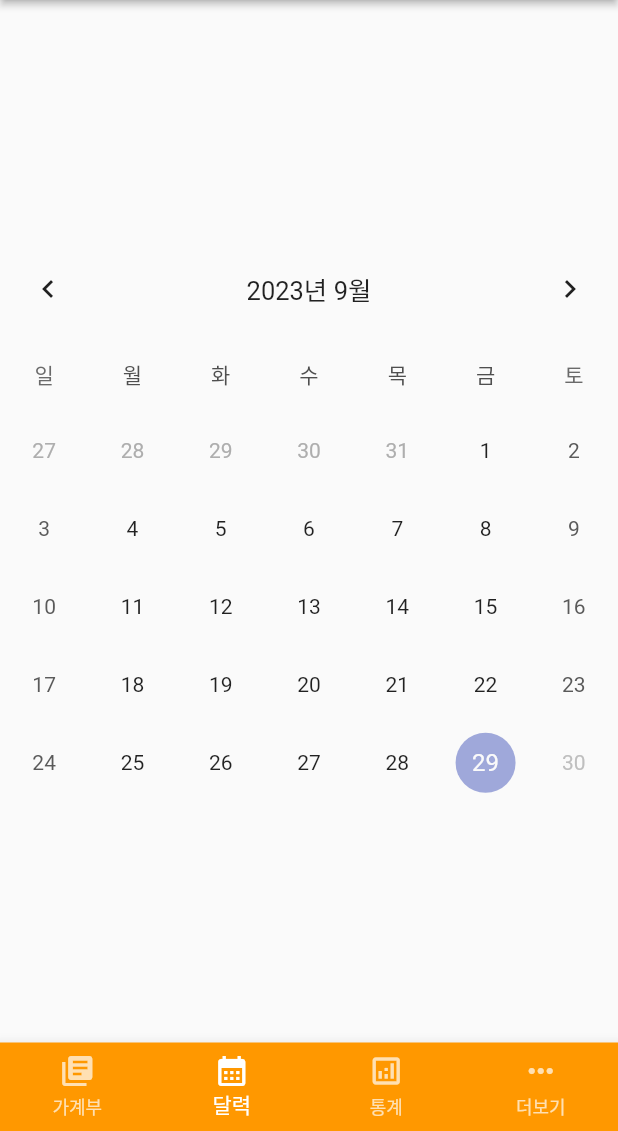
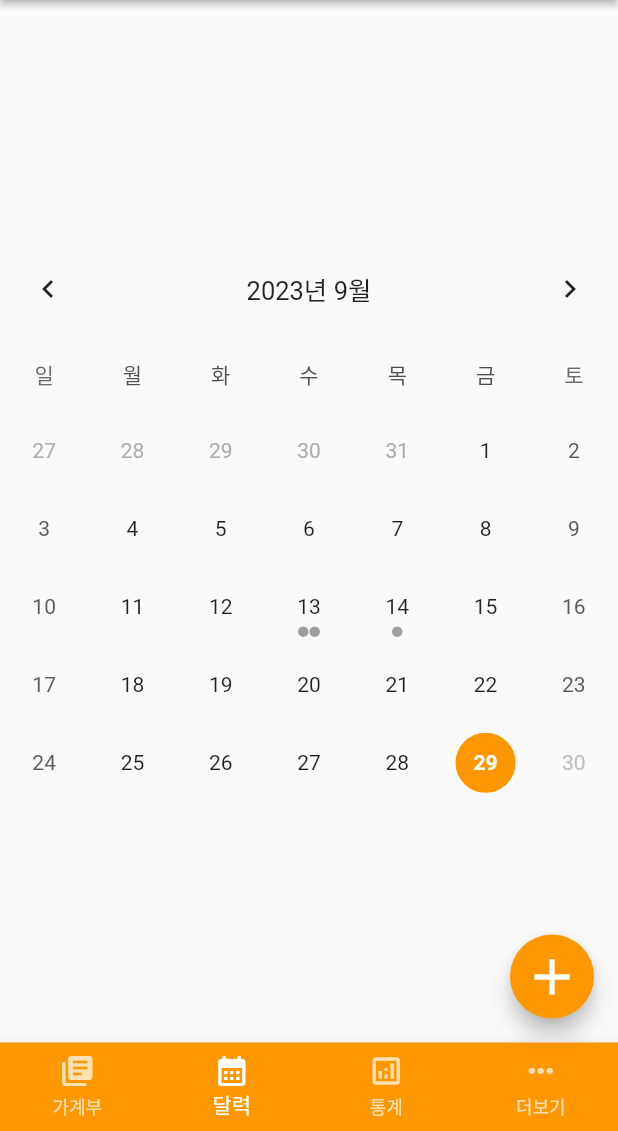
Before and after one commit to Kimhanyeol/ABC_Money_Diary, a Flutter app: the screen it shows after launch, item 2 of the bottom bar chosen, on a phone screen of 412 x 824 dp, the part 105-1236 px from its top. Run offline on Flutter 3.47's test engine with Material 2 defaults, Android fonts, the phone set to English and light mode, and no system bars; drawn by our look-alikes of table_calendar; our stand-ins replace currency_text_input_formatter, image_picker; Roboto replaces fonts that are missing (Yeongdeok-Sea).

Commit message:
[Add] Calendar Screen 날짜 선택 기능 및 이벤트 표시 기능 구현 - 가계부 작성 버튼을 모든 화면에서 보이게 변경

```diff
--- a/lib/screens/calendar_screen.dart
+++ b/lib/screens/calendar_screen.dart
@@ -1,21 +1,109 @@
+
 import 'package:table_calendar/table_calendar.dart';
 import 'package:flutter/material.dart';
 
-class CalendarScreen extends StatelessWidget {
+class CalendarScreen extends StatefulWidget {
   const CalendarScreen({super.key});
+
+  @override
+  State<CalendarScreen> createState() => _CalendarScreenState();
+}
+
+class _CalendarScreenState extends State<CalendarScreen> {
+
+  DateTime selectedDay = DateTime(
+    DateTime.now().year,
+    DateTime.now().month,
+    DateTime.now().day,
+  );
+
+  DateTime focusedDay = DateTime.now();
+
+  Map<DateTime, List<Event>> events = {
+    DateTime.utc(2023,09,13) : [ Event('title'), Event('title2') ],
+    DateTime.utc(2023,09,14) : [ Event('title3') ],
+  };
+
+  List<Event> _getEventsForDay(DateTime day) {
+    return events[day] ?? [];
+  }
+
 
   @override
   Widget build(BuildContext context) {
     return TableCalendar(
-      focusedDay: DateTime.now(),
+      focusedDay: focusedDay,
       firstDay: DateTime(2023, 01),
       lastDay: DateTime.timestamp(),
       locale: 'ko-KR',
       daysOfWeekHeight: 50,
+
+      //이벤트 있는 날짜 달력에 입력
+      eventLoader: _getEventsForDay,
+
+      //다른 달 날짜 선택시 그 달로 이동
+      pageJumpingEnabled: true,
+
+      //헤더 스타일
       headerStyle: HeaderStyle(
         formatButtonVisible: false,
         titleCentered: true,
       ),
+
+      //캘린더 스타일
+      calendarStyle: CalendarStyle(
+
+        //오늘 날짜
+        todayDecoration: BoxDecoration(
+          color: Colors.transparent,
+          shape: BoxShape.circle,
+          border: Border.all(color: Colors.orange, width: 1.5),
+        ),
+        todayTextStyle: TextStyle(
+          fontWeight: FontWeight.bold,
+          color: Colors.orange,
+        ),
+
+        //선택 날짜
+        selectedDecoration: BoxDecoration(
+          color: Colors.orange,
+          shape: BoxShape.circle,
+          border: Border.all(color: Colors.orange, width: 1.5),
+        ),
+        selectedTextStyle:
+        TextStyle(
+          fontWeight: FontWeight.bold,
+          color: Colors.white,
+        ),
+
+        //이벤트 있는 날짜
+        markerSize: 7,
+        markerDecoration: BoxDecoration(
+          color: Colors.grey,
+          shape: BoxShape.circle,
+        )
+
+      ),
+
+      //날짜 선택 기능
+      onDaySelected: (DateTime selectedDay, DateTime focusedDay) {
+        setState(() {
+          this.focusedDay = focusedDay;
+          this.selectedDay = selectedDay;
+        });
+      },
+
+      selectedDayPredicate: (DateTime day) {
+        return isSameDay(selectedDay, day);
+      },
+
     );
   }
 }
+
+
+class Event {
+  String title;
+
+  Event(this.title);
+}
--- a/lib/screens/diary_screen.dart
+++ b/lib/screens/diary_screen.dart
@@ -1,4 +1,4 @@
-import 'package:abc_money_diary/screens/write_diary_screen.dart';
+
 import 'package:flutter/material.dart';
 
 class DiaryScreen extends StatefulWidget {
@@ -11,35 +11,13 @@ class DiaryScreen extends StatefulWidget {
 class _DiaryScreenState extends State<DiaryScreen> {
 
 
-  Future _onTapWriteDiaryButton() {
-    return Navigator.push(
-      context,
-      MaterialPageRoute(
-        builder: (context) => WriteDiaryScreen(),
-      ),
-    );
-  }
+
 
   @override
   Widget build(BuildContext context) {
     return Scaffold(
 
       body: Center(child: Text('가계부 화면')),
-
-
-
-      //가계부 작성화면으로 이동하는 플로팅버튼 부분
-      floatingActionButton: FloatingActionButton(
-        onPressed: _onTapWriteDiaryButton,
-        backgroundColor: Colors.orange,
-        child: Icon(
-          Icons.add,
-          color: Colors.white,
-          size: 40,
-        ),
-      ),
-
-
     );
   }
 }
--- a/lib/screens/home_screen.dart
+++ b/lib/screens/home_screen.dart
@@ -4,6 +4,7 @@ import 'package:abc_money_diary/screens/diary_screen.dart';
 import 'package:abc_money_diary/screens/etc_screen.dart';
 import 'package:abc_money_diary/screens/statistics_screen.dart';
 import 'package:flutter/material.dart';
+import 'package:abc_money_diary/screens/write_diary_screen.dart';
 
 class HomeScreen extends StatefulWidget {
   HomeScreen({super.key});
@@ -22,6 +23,15 @@ List body_item = [
 class _HomeScreenState extends State<HomeScreen> {
   int selectedIndex = 0;
 
+  Future _onTapWriteDiaryButton() {
+    return Navigator.push(
+      context,
+      MaterialPageRoute(
+        builder: (context) => WriteDiaryScreen(),
+      ),
+    );
+  }
+
   @override
   Widget build(BuildContext context) {
     return Scaffold(
@@ -29,6 +39,17 @@ class _HomeScreenState extends State<HomeScreen> {
 
       body:Center(
         child: body_item.elementAt(selectedIndex),
+      ),
+
+      //가계부 작성화면으로 이동하는 플로팅버튼 부분
+      floatingActionButton: FloatingActionButton(
+        onPressed: _onTapWriteDiaryButton,
+        backgroundColor: Colors.orange,
+        child: Icon(
+          Icons.add,
+          color: Colors.white,
+          size: 40,
+        ),
       ),
 
       bottomNavigationBar: BottomNavigationBar(
--- a/lib/screens/write_diary_screen.dart
+++ b/lib/screens/write_diary_screen.dart
@@ -564,6 +564,9 @@ class _WriteDiaryScreenState extends State<WriteDiaryScreen> {
             SizedBox(
               height: 40,
             ),
+
+
+
           ],
         ),
       ),
```
